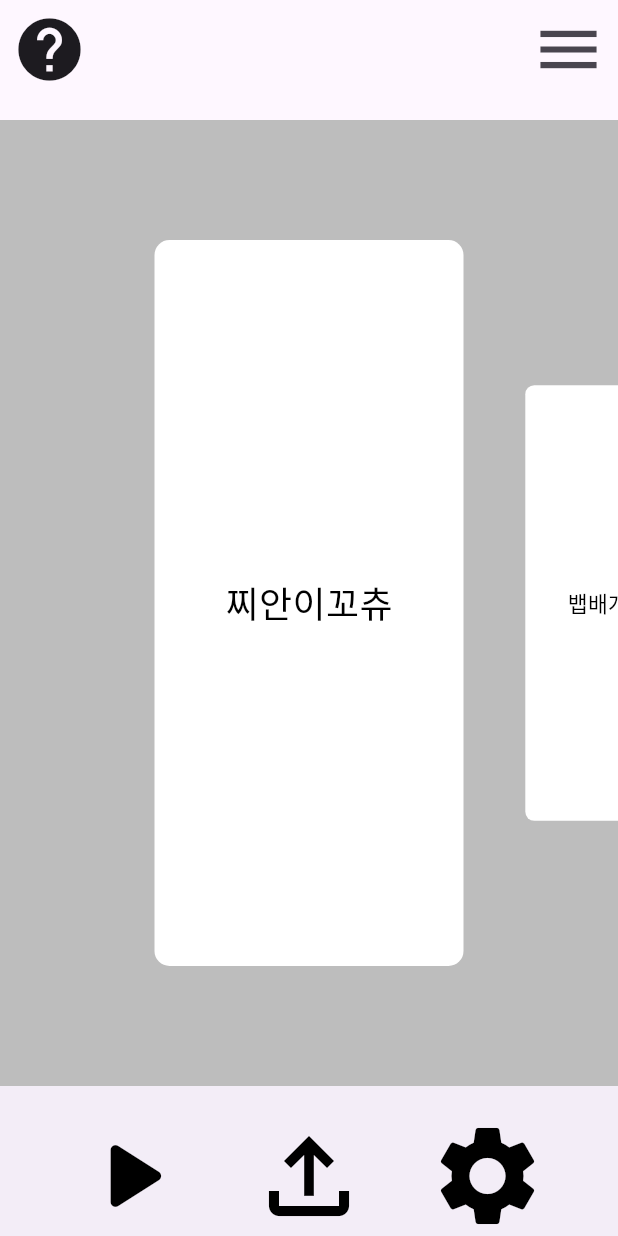
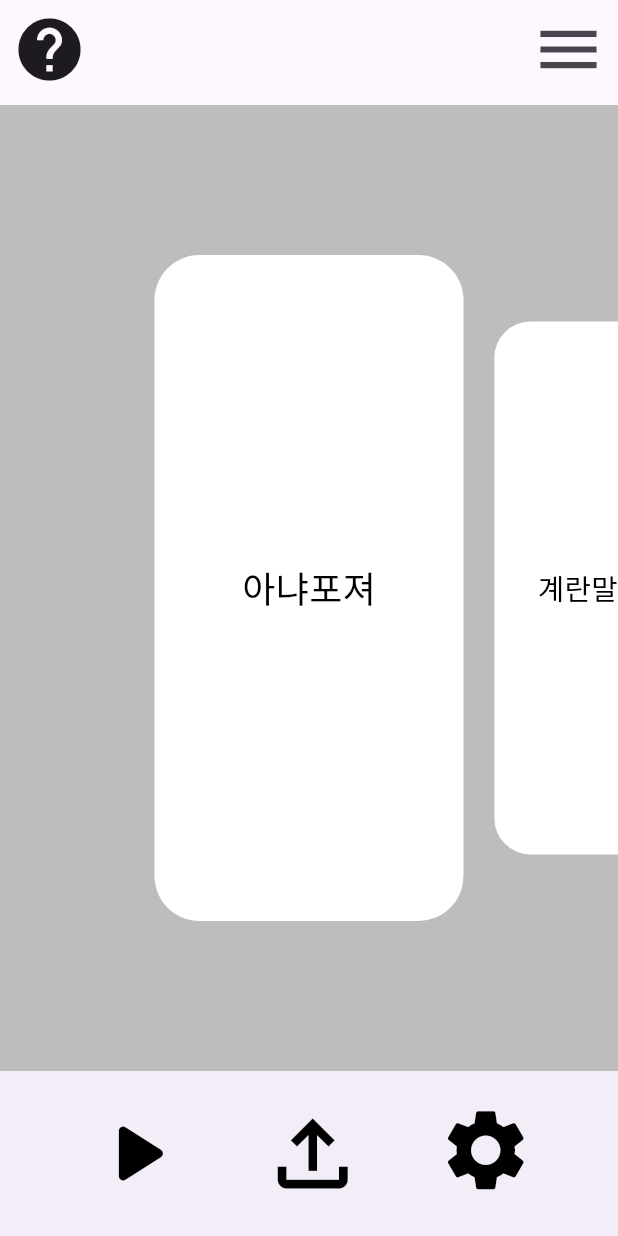
Before and after one commit to Kim-jian/HCI-project, a Flutter app: the screen it shows after launch, after a tap on the "file upload" icon, on a phone screen of 412 x 824 dp. Run offline on Flutter 3.47's test engine with Material 3 defaults, Android fonts, the phone set to English and light mode, and no system bars; our stand-ins replace permission_handler, shared_preferences; missing offline and left inert: flutter_sound.

Commit message:
대본리스트 업데이트 업데이트 사항 : 정렬 구현

```diff
--- a/lib/HomeScreen.dart
+++ b/lib/HomeScreen.dart
@@ -2,8 +2,10 @@ import 'package:flutter/material.dart';
 import 'package:hci_project/SettingScreen.dart';
 import 'package:hci_project/Script.dart';
 import 'package:hci_project/menuListScreen.dart';
+import 'package:hci_project/ScriptManager.dart';
 
-
+ScriptManager _scriptManager = ScriptManager();
+List<Script> scriptList = _scriptManager.getScript;
 
 class HomeScreen extends StatelessWidget {
   const HomeScreen({super.key});
@@ -22,27 +24,18 @@ class MyHomePage extends StatefulWidget {
 }
 
 class _MyHomePageState extends State<MyHomePage> {
-  int _selectedIndex = 0;
   int _currentIndex = 0;
-  static List<Widget> _widgetOptions = <Widget>[
-    // 각 아이콘에 해당하는 페이지 위젯들을 여기에 추가합니다.
-    // 예를 들어, 아이콘 1에 해당하는 페이지 위젯은 _widgetOptions[0]에 추가합니다.
-    Placeholder(), // 재생 페이지로 이동 -- 추가해야함
-    Placeholder(), // 업로드 페이지로 이동 -- 추가해야함
-    SettingsPage(), // 세팅 페이지로 이동
-  ];
-
-  void _onItemTapped(int index) {
-    setState(() {
-      _selectedIndex = index;
-    });
-  }
+  // void didChangeDependencies() {
+  //   super.didChangeDependencies();
+  //   _scriptManager.sortScriptList();
+  //   _currentIndex = 0;
+  // }
 
   @override
   Widget build(BuildContext context) {
     return Scaffold(
       appBar: PreferredSize( // 상단 바 => 도움말 아이콘 & 메뉴 아이콘
-        preferredSize: Size.fromHeight(80),
+        preferredSize: Size.fromHeight(70),
         child: AppBar(
           leading: IconButton(
             icon: Icon(Icons.help, size:50),
@@ -80,9 +73,9 @@ class _MyHomePageState extends State<MyHomePage> {
                 if (_currentIndex == index) {
                   value = 1.0;
                 }else if (_currentIndex - 1 == index || _currentIndex + 1 == index){
+                  value = 0.8;
+                }else{
                   value = 0.6;
-                }else{
-                  value = 0.4;
                 }
                 return Center(
                   child: Transform.scale(
@@ -92,9 +85,9 @@ class _MyHomePageState extends State<MyHomePage> {
                 );
               },
               child: Container(
-                margin: EdgeInsets.fromLTRB(0, 80, 0, 80),
+                margin: EdgeInsets.fromLTRB(0, 100, 0, 100),
                 decoration: BoxDecoration(
-                  borderRadius: BorderRadius.circular(10),
+                  borderRadius: BorderRadius.circular(30),
                   color: Colors.white,
                 ),
                 child: Center(
@@ -110,7 +103,7 @@ class _MyHomePageState extends State<MyHomePage> {
       ),
 
       bottomNavigationBar: BottomAppBar(
-        height: 100,
+        height: 110,
         child: Padding(
           padding: EdgeInsets.only(bottom: 10),
           child: Row(
@@ -119,19 +112,24 @@ class _MyHomePageState extends State<MyHomePage> {
               IconButton(
                 onPressed: () {}, // 재생 페이지로 이동
                 icon: Icon(Icons.play_arrow_rounded, color: Colors.black),
-                iconSize: 80,
+                iconSize: 70,
               ),
               IconButton(
-                onPressed: () {}, // 업로드 페이지로 이동
+                onPressed: () {
+                  setState(() {
+                    _scriptManager.sortScriptList();
+                    // _currentIndex = 0;
+                  });
+                }, // 업로드 페이지로 이동
                 icon: Icon(Icons.file_upload_outlined, color: Colors.black),
-                iconSize:80,
+                iconSize:70,
               ),
               IconButton(
                 onPressed: () { // 설정 페이지로 이동
                   Navigator.push(context, MaterialPageRoute(builder: (context) => SettingsPage()));
                 },
                 icon: Icon(Icons.settings, color: Colors.black,),
-                iconSize:80,
+                iconSize:65,
               ),
             ],
           ),
--- a/lib/Script.dart
+++ b/lib/Script.dart
@@ -3,30 +3,8 @@
 class Script {
   final String title;
   final String content;
+  final String date;
+  final String latestdate;
 
-  Script({required this.title, required this.content});
+  Script({required this.title, required this.content, required this.date,required this.latestdate});
 }
-
-List<Script> scriptList = [
-  Script(
-    title: '찌안이꼬츄',
-    content: 'This is the content of script 1.',
-  ),
-  Script(
-    title: '뱁배개벅벅',
-    content: 'This is the content of script 2.',
-  ),
-  Script(
-    title: '아냐포져',
-    content: 'This is the content of script 3.',
-  ),
-  Script(
-    title: '계란말이요요',
-    content: 'This is the content of script 4.',
-  ),
-  Script(
-    title: '뱁배개먹고싶오요',
-    content: 'This is the content of script 5.',
-  ),
-  // Add more scripts as needed
-];
--- /dev/null
+++ b/lib/ScriptManager.dart
@@ -0,0 +1,59 @@
+import 'package:hci_project/SettingEnvironmentController.dart';
+import 'package:hci_project/Script.dart';
+
+
+class ScriptManager{
+  SettingEnvironmentController _settingEnvironmentController = SettingEnvironmentController();
+  List<Script> scriptList = [
+    Script(
+      title: '찌안이꼬츄',
+      content: 'This is the content of script 1.',
+      date: '2023.05.10',
+      latestdate: '2023.05.19',
+    ),
+    Script(
+      title: '뱁배개벅벅',
+      content: 'This is the content of script 2.',
+      date: '2023.05.11',
+      latestdate: '2023.05.18',
+    ),
+    Script(
+      title: '아냐포져',
+      content: 'This is the content of script 3.',
+      date: '2023.05.15',
+      latestdate: '2023.05.17',
+    ),
+    Script(
+      title: '계란말이요요',
+      content: 'This is the content of script 4.',
+      date: '2023.05.14',
+      latestdate: '2023.05.16',
+    ),
+    Script(
+      title: '뱁배개먹고싶오요',
+      content: 'This is the content of script 5.',
+      date: '2023.05.13',
+      latestdate: '2023.05.15',
+    ),
+    // Add more scripts as needed
+  ];
+
+  List<Script> get getScript => scriptList;
+  Function get sortScriptList => _sortScriptList;
+
+  void _sortScriptList() {
+    String sortingType = _settingEnvironmentController.selectedSorting;
+
+    if (sortingType == '업로드 순') {
+      // 업로드 순으로 정렬
+      scriptList.sort((a, b) => b.date.compareTo(a.date));
+
+
+    } else if (sortingType == '최근 열람 일자 순') {
+      // 수정 순으로 정렬
+      scriptList.sort((a, b) => b.date.compareTo(a.date));
+    }
+  }
+}
+
+//업로드 구현
--- a/lib/SettingEnvironmentController.dart
+++ b/lib/SettingEnvironmentController.dart
@@ -28,6 +28,7 @@ class SettingEnvironmentController extends ChangeNotifier {
   int get playbackTime => _playbackTime;
   String get transcriptDisplayOption => _transcriptDisplayOption;
   double get averageDB => _averageDB;
+
 
   Future<void> saveSettings(String key, dynamic value) async {
     final SharedPreferences prefs = await SharedPreferences.getInstance();
--- a/lib/menuListScreen.dart
+++ b/lib/menuListScreen.dart
@@ -1,7 +1,13 @@
 import 'package:flutter/material.dart';
-import 'package:hci_project/script.dart'; // Script.dart 파일을 import합니다.
+import 'package:hci_project/Script.dart';
+import 'package:hci_project/ScriptManager.dart';
+
+ScriptManager _scriptManager = ScriptManager();
+List<Script> scriptList = _scriptManager.getScript;
 
 class MenuListScreen extends StatelessWidget {
+  const MenuListScreen({super.key});
+
   @override
   Widget build(BuildContext context) {
     return Scaffold(
```
